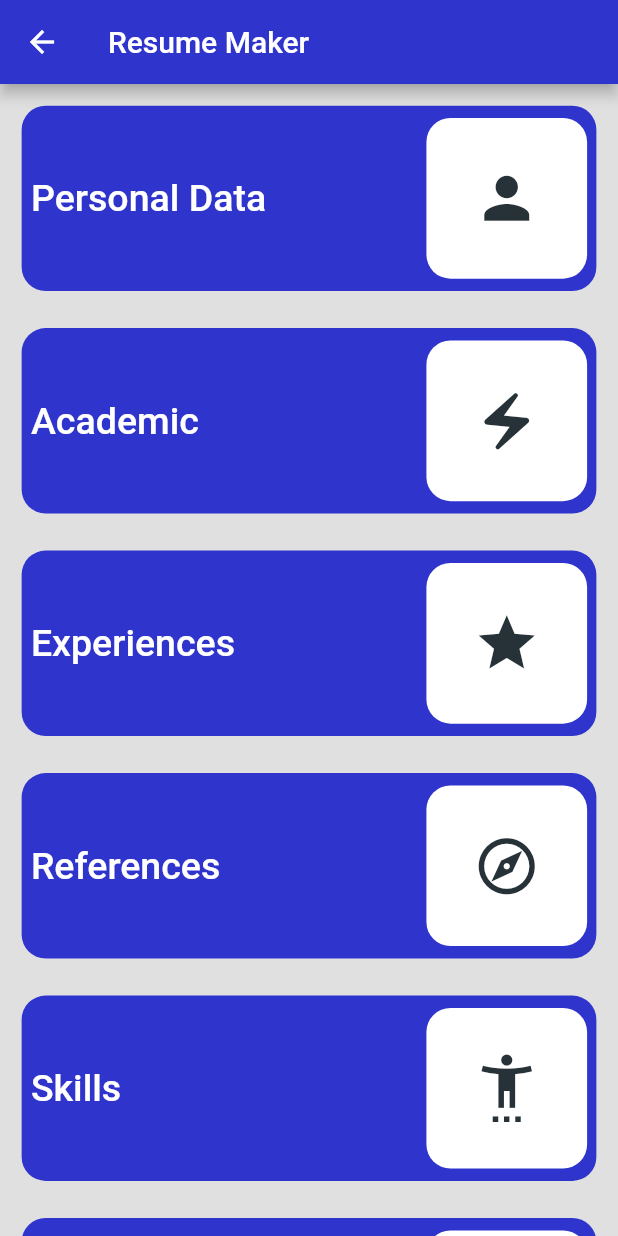
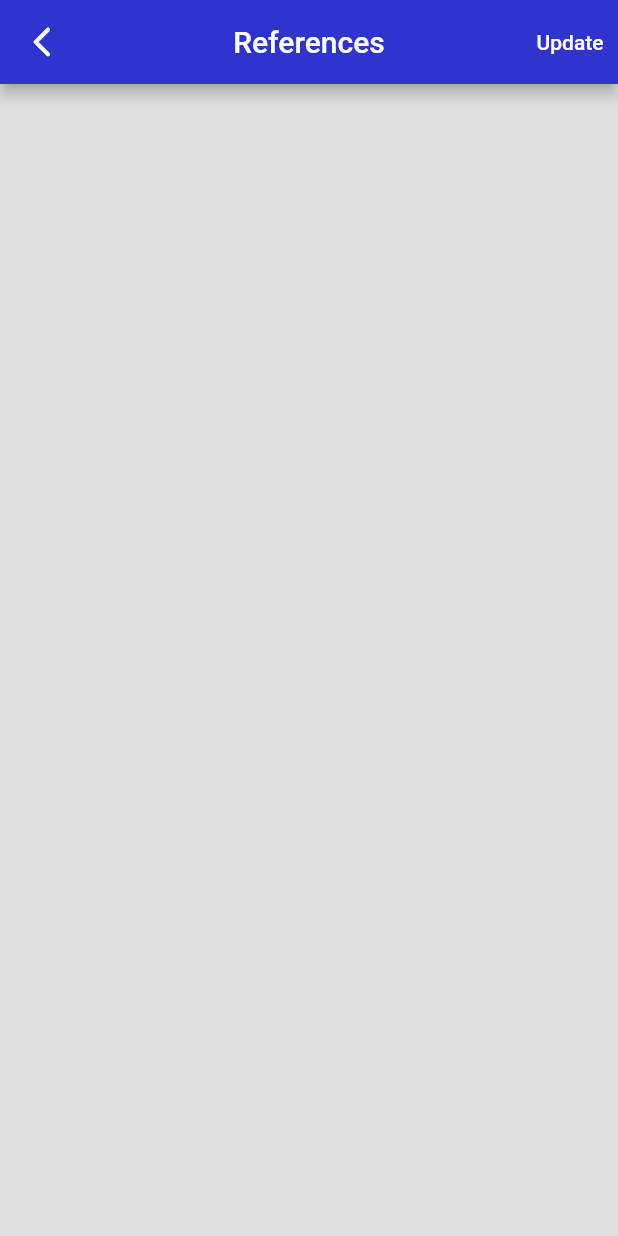
Before and after one commit to armagangok/resume_maker_app, a Flutter app: the CreateResumePage screen opened by its route, after a tap on "References", on a phone screen of 412 x 824 dp. Run offline on Flutter 3.47's test engine with Material 2 defaults, Android fonts, the phone set to English and light mode, and no system bars; our stand-ins replace flutter_bloc, get_it, logger, shared_preferences, sqflite; accounts and stored records are empty.

Commit message:
references page added

```diff
--- a/lib/core/navigation/constant/routes.dart
+++ b/lib/core/navigation/constant/routes.dart
@@ -8,4 +8,5 @@ class KRoute {
   static const skillsPage = "/skilsPage";
   static const personalDetailPage = "/personalPage";
   static const academicPage = "/academicPage";
+  static const referencesPage = "/referencesPage";
 }
--- a/lib/core/navigation/navigation_route.dart
+++ b/lib/core/navigation/navigation_route.dart
@@ -1,4 +1,5 @@
 import 'package:flutter/material.dart';
+import 'package:resume_maker_app/feature/references/presentation/page/reference.dart';
 
 import '../../feature/academic/presentation/page/academic.dart';
 import '../../feature/create_resume/presentation/page/create_resume.dart';
@@ -32,6 +33,9 @@ class NavigationRoute {
       case KRoute.academicPage:
         return _getRoute(const AcademicPage());
 
+      case KRoute.referencesPage:
+        return _getRoute(const ReferencesPage());
+
       default:
         return MaterialPageRoute(
           builder: (context) => const Scaffold(
--- a/lib/feature/create_resume/presentation/page/create_resume.dart
+++ b/lib/feature/create_resume/presentation/page/create_resume.dart
@@ -10,7 +10,6 @@ class CreateResumePage extends StatelessWidget {
   CreateResumePage({super.key});
 
   // final navigation = getIt<NavigationService>();
-
   @override
   Widget build(BuildContext context) {
     return Scaffold(
@@ -49,7 +48,8 @@ class CreateResumePage extends StatelessWidget {
     ResumeItem(
       text: "References",
       iconData: Icons.explore_outlined,
-      onTap: () {},
+      onTap: () =>
+          getIt<NavigationService>().navigateTo(path: KRoute.referencesPage),
     ),
     ResumeItem(
       text: "Skills",
--- /dev/null
+++ b/lib/feature/references/presentation/page/reference.dart
@@ -0,0 +1,16 @@
+import 'package:flutter/material.dart';
+import 'package:resume_maker_app/global/widget/custom_appbar.dart';
+
+class ReferencesPage extends StatelessWidget {
+  const ReferencesPage({super.key});
+
+  @override
+  Widget build(BuildContext context) {
+    return Scaffold(
+      appBar: CustomAppBar(
+        title: const Text("References"),
+        onTapUpdate: () {},
+      ),
+    );
+  }
+}
```
